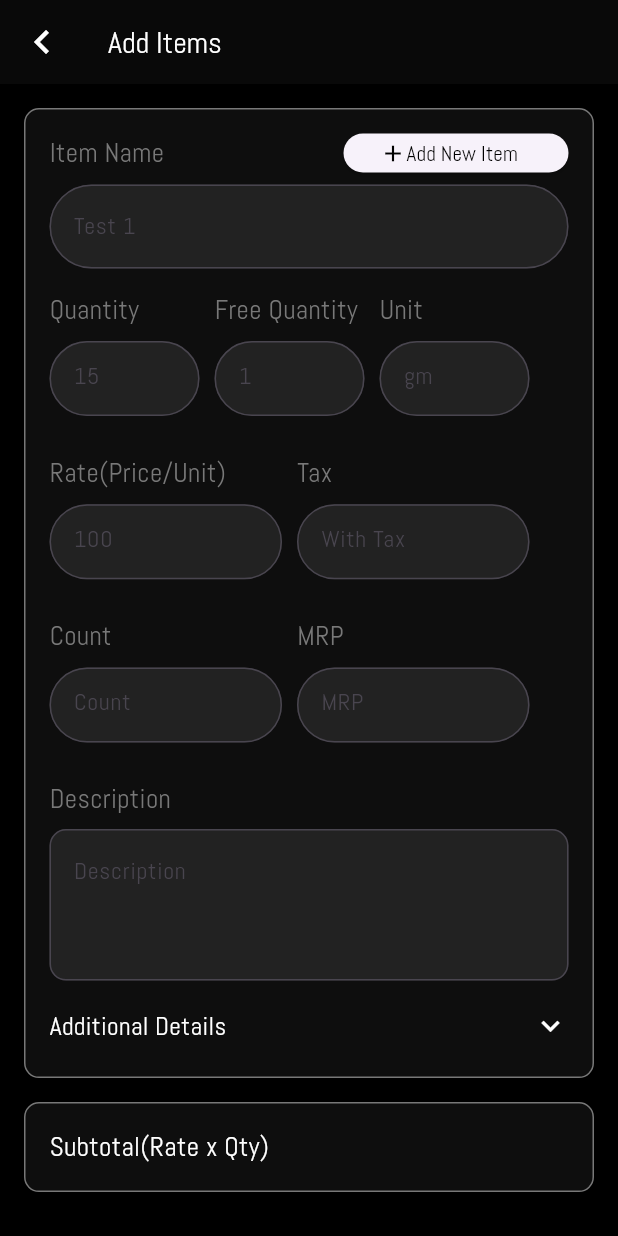
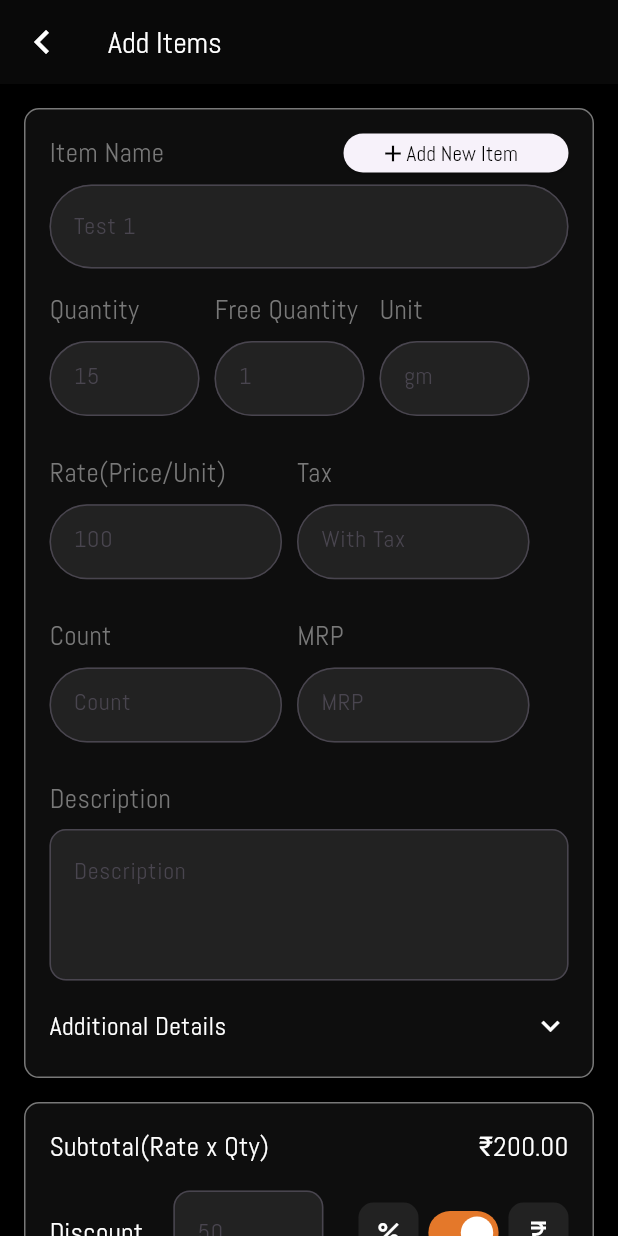
Before and after one commit to iamayushsharmaa/Style-Check, a Flutter app: the screen it shows after launch, on a phone screen of 412 x 824 dp. Run offline on Flutter 3.47's test engine with Material 3 defaults, Android fonts, the light colour scheme and no system bars; our stand-ins replace go_router.

Commit message:
subtotal container

```diff
--- a/lib/presentation/widgets/total_item_widget.dart
+++ b/lib/presentation/widgets/total_item_widget.dart
@@ -1,7 +1,15 @@
 import 'package:flutter/material.dart';
 
-class TotalItemWidget extends StatelessWidget {
+class TotalItemWidget extends StatefulWidget {
   const TotalItemWidget({super.key});
+
+  @override
+  State<TotalItemWidget> createState() => _TotalItemWidgetState();
+}
+
+class _TotalItemWidgetState extends State<TotalItemWidget> {
+  final TextEditingController discount = TextEditingController();
+  bool isRupee = true;
 
   @override
   Widget build(BuildContext context) {
@@ -24,12 +32,99 @@ class TotalItemWidget extends StatelessWidget {
                   'Subtotal(Rate x Qty)',
                   style: TextStyle(fontSize: 18, color: Colors.white),
                 ),
-                Text('', style: TextStyle(fontSize: 18, color: Colors.white)),
+                Text(
+                  '₹200.00',
+                  style: TextStyle(fontSize: 18, color: Colors.white),
+                ),
               ],
             ),
+            SizedBox(height: 16),
+            Discount(discount),
+            SizedBox(height: 16),
           ],
         ),
       ),
     );
   }
+
+  Widget Discount(TextEditingController controller) {
+    return Row(
+      children: [
+        Text('Discount', style: TextStyle(fontSize: 18, color: Colors.white)),
+        SizedBox(width: 20),
+        Expanded(
+          child: Row(
+            mainAxisAlignment: MainAxisAlignment.spaceBetween,
+            children: [
+              SizedBox(
+                width: 100,
+                child: TextField(
+                  controller: controller,
+                  maxLines: 1,
+                  decoration: InputDecoration(
+                    hintText: '50',
+                    filled: true,
+                    fillColor: Color(0xFF222222),
+                    border: OutlineInputBorder(
+                      borderRadius: BorderRadius.circular(11),
+                      borderSide: BorderSide(
+                        color: Color(0xFF333333),
+                        width: 0.89,
+                      ),
+                    ),
+                    focusedBorder: OutlineInputBorder(
+                      borderRadius: BorderRadius.circular(11),
+                      borderSide: BorderSide(
+                        color: Color(0xFF333333),
+                        width: 0.89,
+                      ),
+                    ),
+                  ),
+                  style: TextStyle(color: Colors.white),
+                ),
+              ),
+              SizedBox(width: 6),
+              Row(
+                children: [
+                  PercentageOrRuppe(false),
+                  Transform.scale(
+                    scale: 0.9,
+                    child: Switch(
+                      inactiveThumbColor: Colors.white,
+                      inactiveTrackColor: Color(0xFF222222),
+                      activeColor: Colors.white,
+                      activeTrackColor: Color(0xFFE4782A),
+                      value: isRupee,
+                      onChanged: (val) {
+                        setState(() {
+                          isRupee = val;
+                        });
+                      },
+                    ),
+                  ),
+                  PercentageOrRuppe(true),
+                ],
+              ),
+            ],
+          ),
+        ),
+      ],
+    );
+  }
+
+  Widget PercentageOrRuppe(bool isRupee) {
+    return Container(
+      height: 40,
+      width: 40,
+      decoration: BoxDecoration(
+        color: Color(0xFF222222),
+        borderRadius: BorderRadius.circular(10),
+      ),
+      child: Icon(
+        isRupee ? Icons.currency_rupee : Icons.percent,
+        color: Colors.white,
+        size: 20,
+      ),
+    );
+  }
 }
```
